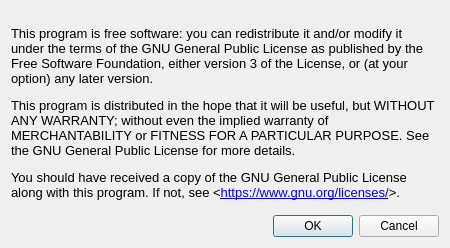
The window that licensedialog.ui (novolife/railRoute) describes before a commit, drawn with Qt 5.
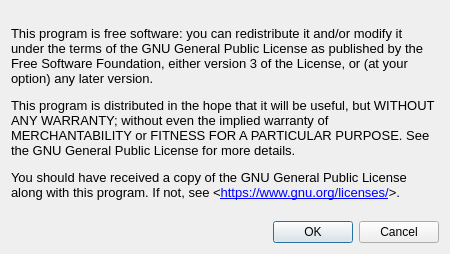
The same window after the commit. Icons and pictures are not drawn.

Diff of the .ui file:
```diff
--- a/licensedialog.ui
+++ b/licensedialog.ui
@@ -31,12 +31,7 @@
    <iconset resource="res.qrc">
     <normaloff>:/res/img/logo/logo.ico</normaloff>:/res/img/logo/logo.ico</iconset>
   </property>
-  <layout class="QVBoxLayout" name="verticalLayout_2">
-   <item>
     <layout class="QVBoxLayout" name="verticalLayout">
-     <property name="spacing">
-      <number>0</number>
-     </property>
      <item>
       <widget class="QLabel" name="licenseLabel">
        <property name="sizePolicy">
@@ -70,8 +65,6 @@
       </widget>
      </item>
     </layout>
-   </item>
-  </layout>
  </widget>
  <resources>
   <include location="res.qrc"/>
```
Left out of the diff: 32 changed lines with no effect on the pictures. Lines whose indentation alone changed are shown as unchanged.
